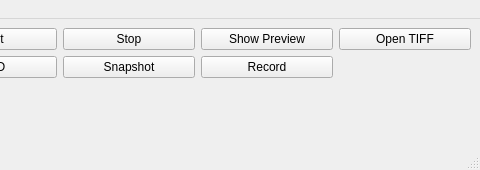
Above: apps/qt6_viewer/mainwindow.ui from MarquezLin/Gcapture_qt6_srcroot before the change; both pictures show x 360 to 840 and y 0 to 170 of the 840 by 170 pixel window. Below: the same form after it.
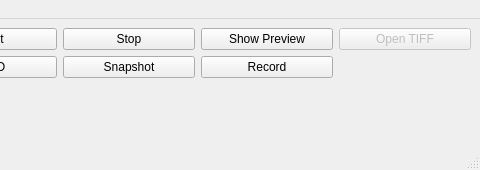
That is the form after the change. Icons and pictures are not drawn.

The edit to the form file:
```diff
--- a/apps/qt6_viewer/mainwindow.ui
+++ b/apps/qt6_viewer/mainwindow.ui
@@ -73,7 +73,7 @@
     <item row="0" column="5">
      <widget class="QPushButton" name="btnOpenTiff">
       <property name="enabled">
-       <bool>true</bool>
+       <bool>false</bool>
       </property>
       <property name="text">
        <string>Open TIFF</string>
```
Left out of the diff: 2 changed lines with no effect on the pictures.
